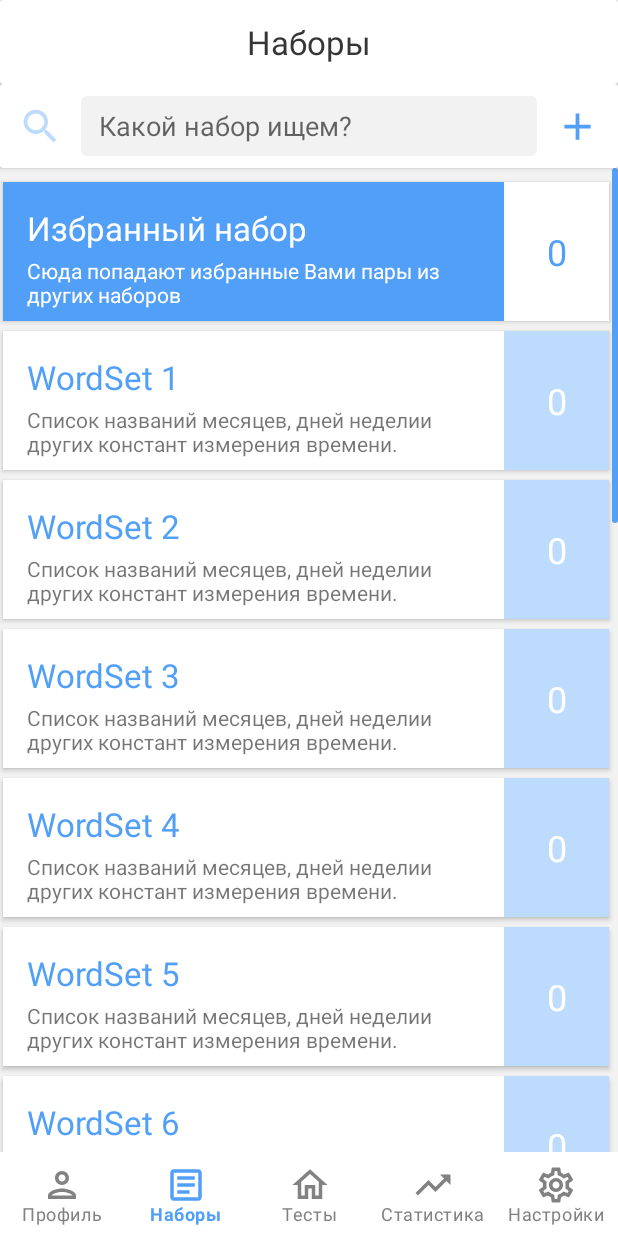
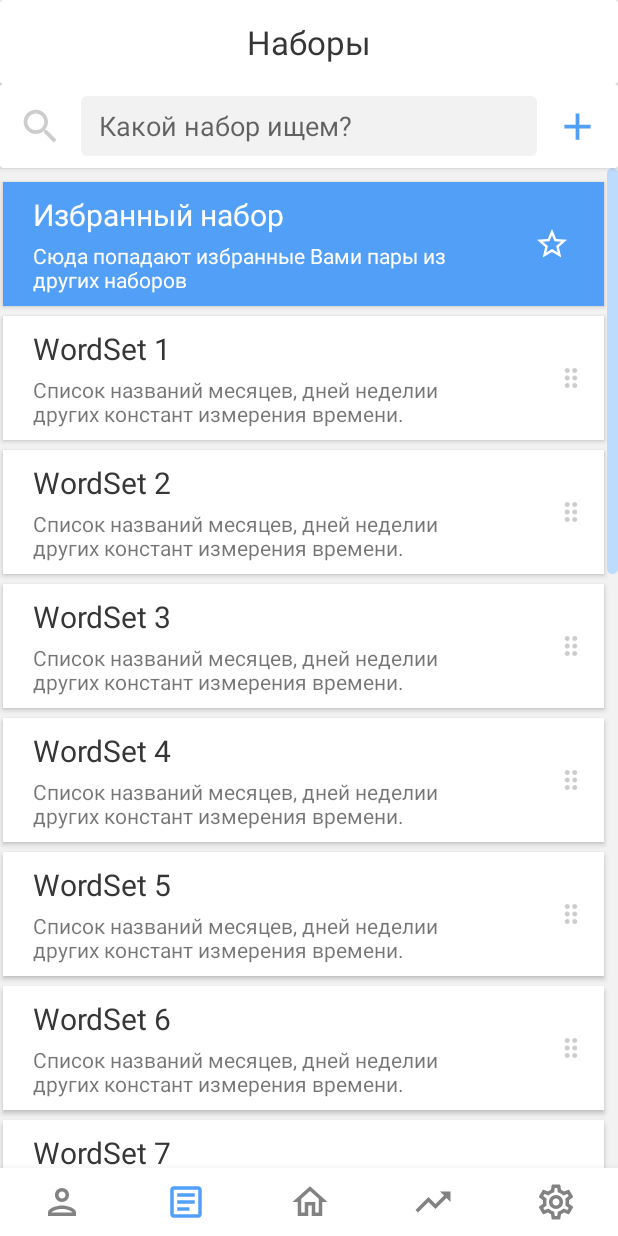
Before and after one commit to Arcadudu/DanaTest_3, an Android app: the screen it shows after launch (HomeActivity), item 2 of the bottom bar chosen, on a phone screen of 412 x 824 dp. Run offline under Robolectric (Android 15) with nearby library versions, the phone set to English and light mode, and no system bars; Roboto replaces fonts that are not available here.

Commit message:
WordSetFragment.kt ->  custom item applied  custom snackbar applied

```diff
--- a/app/src/main/java/ru/arcadudu/danatest_v030/adapters/WordSetAdapter.kt
+++ b/app/src/main/java/ru/arcadudu/danatest_v030/adapters/WordSetAdapter.kt
@@ -69,7 +69,7 @@ class WordSetAdapter(var clickableItem: ClickableItem) :
             binding.apply {
                 tvItemTitle.text = wordSet.name
                 tvItemDetails.text = wordSet.description
-                tvItemLength.text = wordSet.listLength.toString()
+//                tvItemLength.text = wordSet.listLength.toString()
             }
         }
 
@@ -95,7 +95,7 @@ class WordSetAdapter(var clickableItem: ClickableItem) :
             binding.apply {
                 tvFavTitle.text = favWordSet.name
                 tvFavDetails.text = favWordSet.description
-                tvFavLength.text = favWordSet.listLength.toString()
+//                tvFavLength.text = favWordSet.listLength.toString()
             }
         }
 
--- /dev/null
+++ b/app/src/main/res/drawable/icon_drag_indicator.xml
@@ -0,0 +1,5 @@
+<vector android:height="24dp" android:tint="@color/plt_grey_light"
+    android:viewportHeight="24" android:viewportWidth="24"
+    android:width="24dp" xmlns:android="http://schemas.android.com/apk/res/android">
+    <path android:fillColor="@android:color/white" android:pathData="M11,18c0,1.1 -0.9,2 -2,2s-2,-0.9 -2,-2 0.9,-2 2,-2 2,0.9 2,2zM9,10c-1.1,0 -2,0.9 -2,2s0.9,2 2,2 2,-0.9 2,-2 -0.9,-2 -2,-2zM9,4c-1.1,0 -2,0.9 -2,2s0.9,2 2,2 2,-0.9 2,-2 -0.9,-2 -2,-2zM15,8c1.1,0 2,-0.9 2,-2s-0.9,-2 -2,-2 -2,0.9 -2,2 0.9,2 2,2zM15,10c-1.1,0 -2,0.9 -2,2s0.9,2 2,2 2,-0.9 2,-2 -0.9,-2 -2,-2zM15,16c-1.1,0 -2,0.9 -2,2s0.9,2 2,2 2,-0.9 2,-2 -0.9,-2 -2,-2z"/>
+</vector>
--- a/app/src/main/res/drawable/icon_search_light_blue.xml
+++ b/app/src/main/res/drawable/icon_search_light_blue.xml
@@ -1,4 +1,4 @@
-<vector android:height="24dp" android:tint="#BDDBFC"
+<vector android:height="24dp" android:tint="@color/plt_grey_light"
     android:viewportHeight="24" android:viewportWidth="24"
     android:width="24dp" xmlns:android="http://schemas.android.com/apk/res/android">
     <path android:fillColor="@android:color/white" android:pathData="M15.5,14h-0.79l-0.28,-0.27C15.41,12.59 16,11.11 16,9.5 16,5.91 13.09,3 9.5,3S3,5.91 3,9.5 5.91,16 9.5,16c1.61,0 3.09,-0.59 4.23,-1.57l0.27,0.28v0.79l5,4.99L20.49,19l-4.99,-5zM9.5,14C7.01,14 5,11.99 5,9.5S7.01,5 9.5,5 14,7.01 14,9.5 11.99,14 9.5,14z"/>
--- /dev/null
+++ b/app/src/main/res/drawable/icon_star_favorite_blue_outlined.xml
@@ -0,0 +1,5 @@
+<vector android:height="24dp" android:tint="#2787F5"
+    android:viewportHeight="24" android:viewportWidth="24"
+    android:width="24dp" xmlns:android="http://schemas.android.com/apk/res/android">
+    <path android:fillColor="@android:color/white" android:pathData="M22,9.24l-7.19,-0.62L12,2 9.19,8.63 2,9.24l5.46,4.73L5.82,21 12,17.27 18.18,21l-1.63,-7.03L22,9.24zM12,15.4l-3.76,2.27 1,-4.28 -3.32,-2.88 4.38,-0.38L12,6.1l1.71,4.04 4.38,0.38 -3.32,2.88 1,4.28L12,15.4z"/>
+</vector>
--- /dev/null
+++ b/app/src/main/res/drawable/icon_star_favorite_white.xml
@@ -0,0 +1,5 @@
+<vector android:height="24dp" android:tint="#FFFFFF"
+    android:viewportHeight="24" android:viewportWidth="24"
+    android:width="24dp" xmlns:android="http://schemas.android.com/apk/res/android">
+    <path android:fillColor="@android:color/white" android:pathData="M12,17.27L18.18,21l-1.64,-7.03L22,9.24l-7.19,-0.61L12,2 9.19,8.63 2,9.24l5.46,4.73L5.82,21z"/>
+</vector>
--- /dev/null
+++ b/app/src/main/res/drawable/icon_star_favorite_white_outline.xml
@@ -0,0 +1,5 @@
+<vector android:height="24dp" android:tint="#FFFFFF"
+    android:viewportHeight="24" android:viewportWidth="24"
+    android:width="24dp" xmlns:android="http://schemas.android.com/apk/res/android">
+    <path android:fillColor="@android:color/white" android:pathData="M22,9.24l-7.19,-0.62L12,2 9.19,8.63 2,9.24l5.46,4.73L5.82,21 12,17.27 18.18,21l-1.63,-7.03L22,9.24zM12,15.4l-3.76,2.27 1,-4.28 -3.32,-2.88 4.38,-0.38L12,6.1l1.71,4.04 4.38,0.38 -3.32,2.88 1,4.28L12,15.4z"/>
+</vector>
--- a/app/src/main/res/drawable/scrollbar_drawable.xml
+++ b/app/src/main/res/drawable/scrollbar_drawable.xml
@@ -1,7 +1,7 @@
 <?xml version="1.0" encoding="utf-8"?>
 <shape xmlns:android="http://schemas.android.com/apk/res/android">
-    <solid android:color="@color/plt_active_blue_light"/>
+    <solid android:color="@color/plt_semi_active_blue_light"/>
     <corners android:radius="100dp"/>
-    <size android:width="4dp"/>
+    <size android:width="7dp"/>
 
 </shape>
--- a/app/src/main/res/layout/activity_main.xml
+++ b/app/src/main/res/layout/activity_main.xml
@@ -17,13 +17,13 @@
         <com.google.android.material.bottomnavigation.BottomNavigationView
             android:id="@+id/my_navigation_bar"
             android:layout_width="match_parent"
-            android:layout_height="wrap_content"
+            android:layout_height="45dp"
             android:elevation="4dp"
             app:itemIconSize="28dp"
             app:itemIconTint="@color/item_navigation_colorset"
             app:itemRippleColor="@color/plt_semi_active_blue_light"
             app:itemTextColor="@color/item_navigation_colorset"
-            app:labelVisibilityMode="labeled"
+            app:labelVisibilityMode="unlabeled"
             app:layout_constraintBottom_toBottomOf="parent"
             app:layout_constraintEnd_toEndOf="parent"
             app:layout_constraintHorizontal_bias="0.0"
@@ -42,7 +42,7 @@
             android:id="@+id/fl_fragment_container"
             android:layout_width="0dp"
             android:layout_height="0dp"
-            android:elevation="8dp"
+            android:elevation="6dp"
             app:layout_constraintBottom_toTopOf="@id/my_navigation_bar"
             app:layout_constraintEnd_toEndOf="parent"
             app:layout_constraintStart_toStartOf="parent"
--- a/app/src/main/res/layout/activity_ws_editor.xml
+++ b/app/src/main/res/layout/activity_ws_editor.xml
@@ -10,6 +10,7 @@
     <androidx.cardview.widget.CardView
         android:id="@+id/action_bar"
         android:layout_width="0dp"
+        app:cardCornerRadius="0dp"
         android:layout_height="?attr/actionBarSize"
         android:background="@color/white"
         app:layout_constraintEnd_toEndOf="parent"
@@ -74,6 +75,7 @@
         android:layout_width="0dp"
         android:layout_height="wrap_content"
         app:cardElevation="2dp"
+        app:cardCornerRadius="0dp"
         app:layout_constraintEnd_toEndOf="parent"
         app:layout_constraintStart_toStartOf="parent"
         app:layout_constraintTop_toBottomOf="@id/action_bar">
--- a/app/src/main/res/layout/wordset_row_layout.xml
+++ b/app/src/main/res/layout/wordset_row_layout.xml
@@ -24,12 +24,12 @@
             style="@style/TextStyle_card_title"
             android:layout_width="0dp"
             android:layout_height="wrap_content"
-            android:layout_marginStart="16dp"
-            android:layout_marginTop="16dp"
+            android:layout_marginStart="20dp"
+            android:layout_marginTop="8dp"
             android:layout_marginEnd="16dp"
             android:gravity="start"
+            android:textColor="@color/plt_almost_black"
             android:text="Временные константы"
-            android:textSize="22sp"
             app:layout_constraintEnd_toStartOf="@id/iv_item_drawable"
             app:layout_constraintStart_toStartOf="parent"
             app:layout_constraintTop_toTopOf="parent" />
@@ -51,20 +51,20 @@
             android:id="@+id/iv_item_drawable"
             android:layout_width="70dp"
             android:layout_height="0dp"
-            android:background="@drawable/cardview_button_background"
+            android:background="@color/white"
             app:layout_constraintBottom_toBottomOf="parent"
             app:layout_constraintEnd_toEndOf="parent"
             app:layout_constraintTop_toTopOf="parent" />
 
-        <TextView
-            android:id="@+id/tv_item_length"
-            style="@style/TextStyle_wordSet_length"
-            android:layout_width="wrap_content"
-            android:layout_height="wrap_content"
+        <ImageView
+            android:id="@+id/card_handler"
+            android:layout_width="20dp"
+            android:layout_height="20dp"
             android:text="0"
+            android:layout_marginEnd="12dp"
+            android:src="@drawable/icon_drag_indicator"
             app:layout_constraintBottom_toBottomOf="@id/iv_item_drawable"
             app:layout_constraintEnd_toEndOf="@id/iv_item_drawable"
-            app:layout_constraintStart_toStartOf="@id/iv_item_drawable"
             app:layout_constraintTop_toTopOf="@id/iv_item_drawable" />
 
 
--- a/app/src/main/res/layout/wordset_row_layout_fav.xml
+++ b/app/src/main/res/layout/wordset_row_layout_fav.xml
@@ -24,15 +24,19 @@
             style="@style/TextStyle_card_title"
             android:layout_width="0dp"
             android:layout_height="wrap_content"
-            android:layout_marginStart="16dp"
-            android:layout_marginTop="16dp"
+            android:layout_marginStart="20dp"
+            android:layout_marginTop="8dp"
+            android:layout_marginEnd="24dp"
             android:gravity="start"
             android:text="@string/fav_wordset_title"
             android:textColor="@color/white"
-            android:textSize="22sp"
             app:layout_constraintEnd_toStartOf="@id/iv_item_drawable"
             app:layout_constraintStart_toStartOf="parent"
             app:layout_constraintTop_toTopOf="parent" />
+
+<!--todo:do something with the star-->
+
+
 
         <TextView
             android:id="@+id/tv_fav_details"
@@ -52,18 +56,17 @@
             android:id="@+id/iv_item_drawable"
             android:layout_width="70dp"
             android:layout_height="0dp"
-            android:background="@color/white"
+            android:background="@color/plt_active_blue_light"
             app:layout_constraintBottom_toBottomOf="parent"
             app:layout_constraintEnd_toEndOf="parent"
             app:layout_constraintTop_toTopOf="parent" />
 
-        <TextView
-            android:id="@+id/tv_fav_length"
+        <ImageView
+            android:id="@+id/icon_fav_star"
             style="@style/TextStyle_wordSet_length"
-            android:layout_width="wrap_content"
-            android:layout_height="wrap_content"
-            android:text="23"
-            android:textColor="@color/plt_active_blue_light"
+            android:layout_width="24dp"
+            android:layout_height="24dp"
+            android:src="@drawable/icon_star_favorite_white_outline"
             app:layout_constraintBottom_toBottomOf="@id/iv_item_drawable"
             app:layout_constraintEnd_toEndOf="@id/iv_item_drawable"
             app:layout_constraintStart_toStartOf="@id/iv_item_drawable"
--- a/app/src/main/res/values/strings.xml
+++ b/app/src/main/res/values/strings.xml
@@ -34,7 +34,7 @@
     <!--heavy-->
     <string name="home_bs_details_translate">По мере прохождения данного теста на экране будут появляться слова из выбранного набора. Ваша задача - при помощи клавиатуры ввести корректный перевод предложенного слова. </string>
     <string name="fav_wordset_title">Избранный набор</string>
-    <string name="fav_details">Сюда попадают избранные Вами пары из других наборов</string>
+    <string name="fav_details">Сюда попадают избранные Вами пары\n из других наборов</string>
     <!-- TODO: Remove or change this placeholder text -->
 
 
--- a/app/src/main/res/values/themes.xml
+++ b/app/src/main/res/values/themes.xml
@@ -26,7 +26,7 @@
 
     <style name="TextStyle_card_title">
         <item name="fontFamily">@font/roboto</item>
-        <item name="android:textSize">24sp</item>
+        <item name="android:textSize">20sp</item>
         <item name="android:textColor">@color/plt_active_blue_light</item>
     </style>
 
```
Also changed, not shown: app/src/main/java/ru/arcadudu/danatest_v030/activities/WsEditorActivity.kt (+12 -4 lines), app/src/main/java/ru/arcadudu/danatest_v030/dialogs/RemoveWordSetDialog.kt (added, +21 -0 lines), app/src/main/java/ru/arcadudu/danatest_v030/fragments/WordSetFragment.kt (+20 -3 lines), app/src/main/res/drawable-v24/cardview_button_background.xml (+6 -1 lines).
